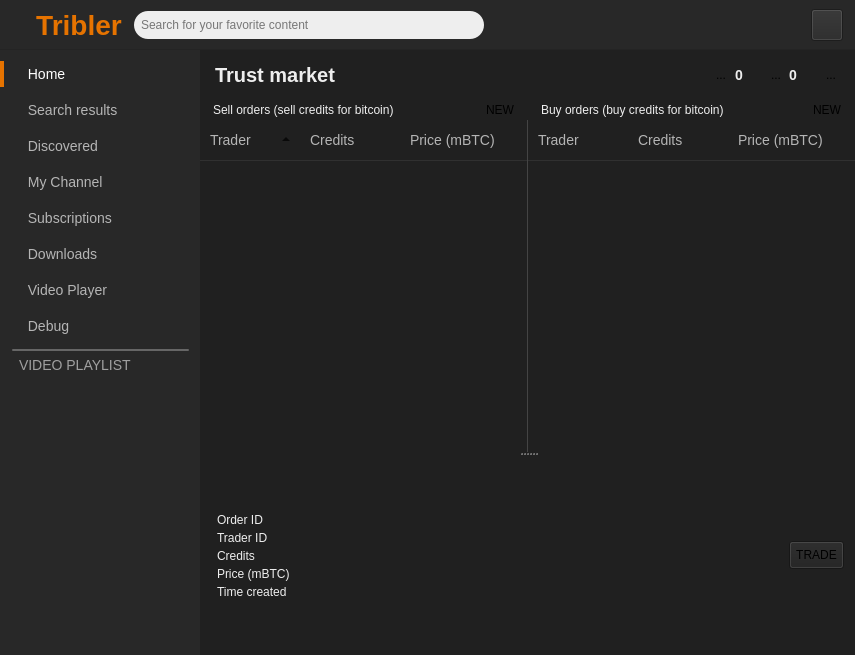
devos50/tribler, file TriblerGUI/qt_resources/mainwindow.ui: the form before one commit.
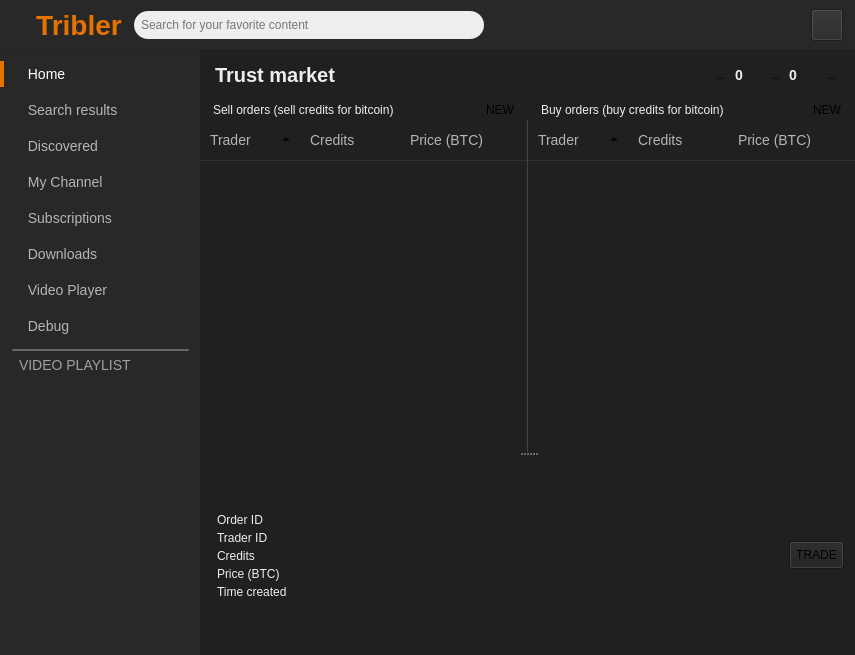
The form after the commit. Icons and pictures are not drawn. Custom widgets are drawn as their Qt base class.

Commit message:
Simplified price/quantity
Removed weird conversions between mBTC/BTC, quantity must be an integer now and the price can be a float.

Patch:
```diff
--- a/TriblerGUI/qt_resources/mainwindow.ui
+++ b/TriblerGUI/qt_resources/mainwindow.ui
@@ -9628,7 +9628,7 @@
                       </column>
                       <column>
                        <property name="text">
-                        <string>Price (mBTC)</string>
+                        <string>Price (BTC)</string>
                        </property>
                       </column>
                      </widget>
@@ -9731,6 +9731,9 @@
                       <property name="indentation">
                        <number>0</number>
                       </property>
+                      <property name="sortingEnabled">
+                       <bool>true</bool>
+                      </property>
                       <column>
                        <property name="text">
                         <string>Trader</string>
@@ -9743,7 +9746,7 @@
                       </column>
                       <column>
                        <property name="text">
-                        <string>Price (mBTC)</string>
+                        <string>Price (BTC)</string>
                        </property>
                       </column>
                      </widget>
@@ -9823,7 +9826,7 @@
                     <item row="3" column="0">
                      <widget class="QLabel" name="label_54">
                       <property name="text">
-                       <string>Price (mBTC)</string>
+                       <string>Price (BTC)</string>
                       </property>
                      </widget>
                     </item>
```
Left out of the diff: 4 changed lines with no effect on the pictures. The commit also changes 5 other files.
